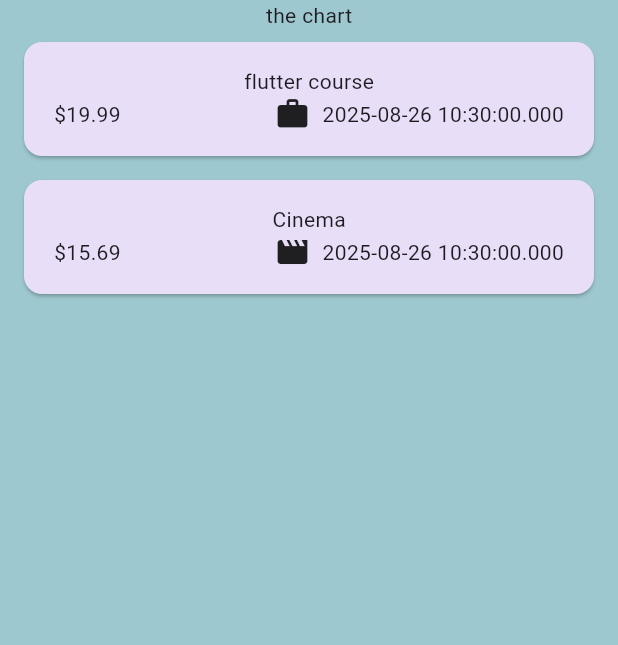
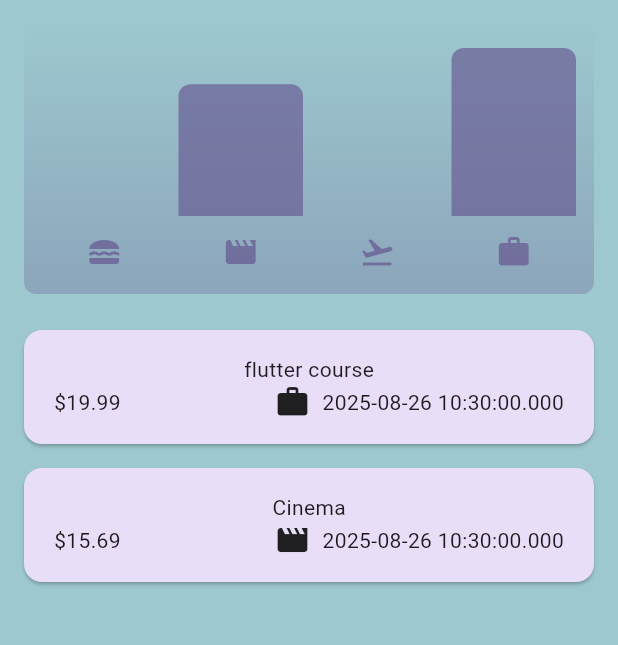
Before and after one commit to morningHiHi/flutter_expenses_tracker_ForLearn, a Flutter app: the screen it shows after launch, on a phone screen of 412 x 824 dp, the part 84-729 px from its top. Run offline on Flutter 3.47's test engine with Material 3 defaults, Android fonts, the phone set to English and light mode, and no system bars.

Commit message:
calling chart to display

```diff
--- a/lib/widgets/expenses.dart
+++ b/lib/widgets/expenses.dart
@@ -1,4 +1,5 @@
 import 'package:expenses_tracker/models/expense.dart';
+import 'package:expenses_tracker/widgets/chart/chart.dart';
 import 'package:expenses_tracker/widgets/expenses_list/expense_list.dart';
 import 'package:expenses_tracker/widgets/new_expense.dart';
 import 'package:flutter/material.dart';
@@ -84,7 +85,8 @@ class _ExpensesState extends State<Expenses> {
       ),
       body: Column(
         children: [
-          const Text('the chart'),
+          //const Text('the chart'),
+          Chart(expenses: _registeredExpenses),
           Expanded(child: mainContent),
         ],
       ),
```
